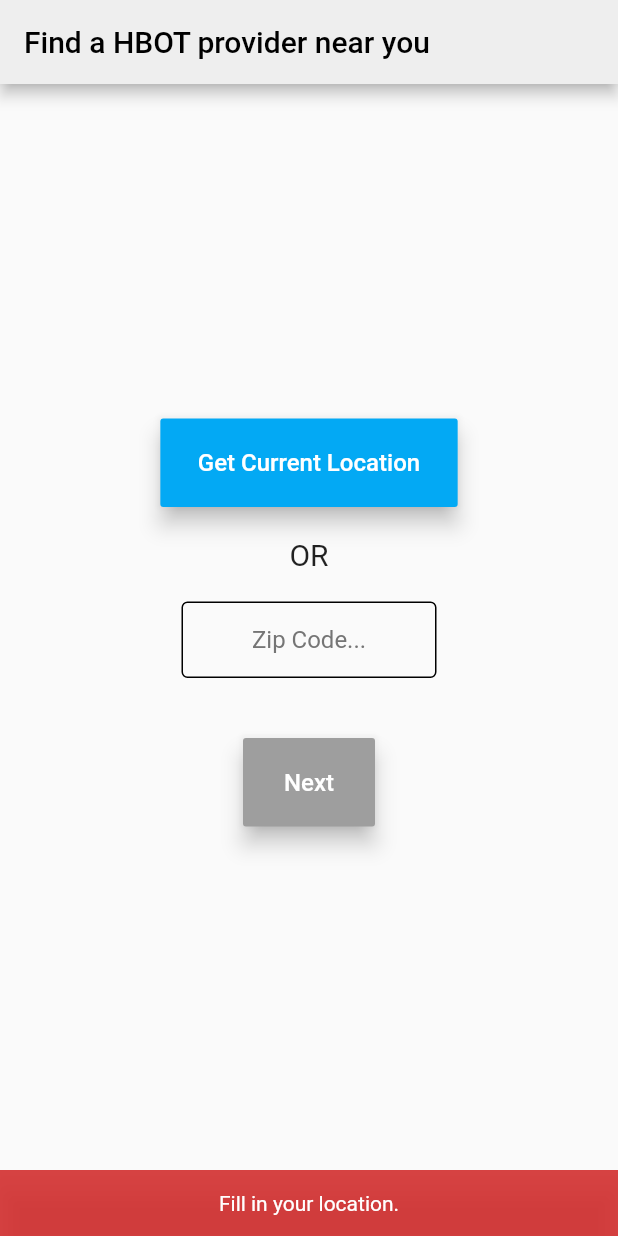
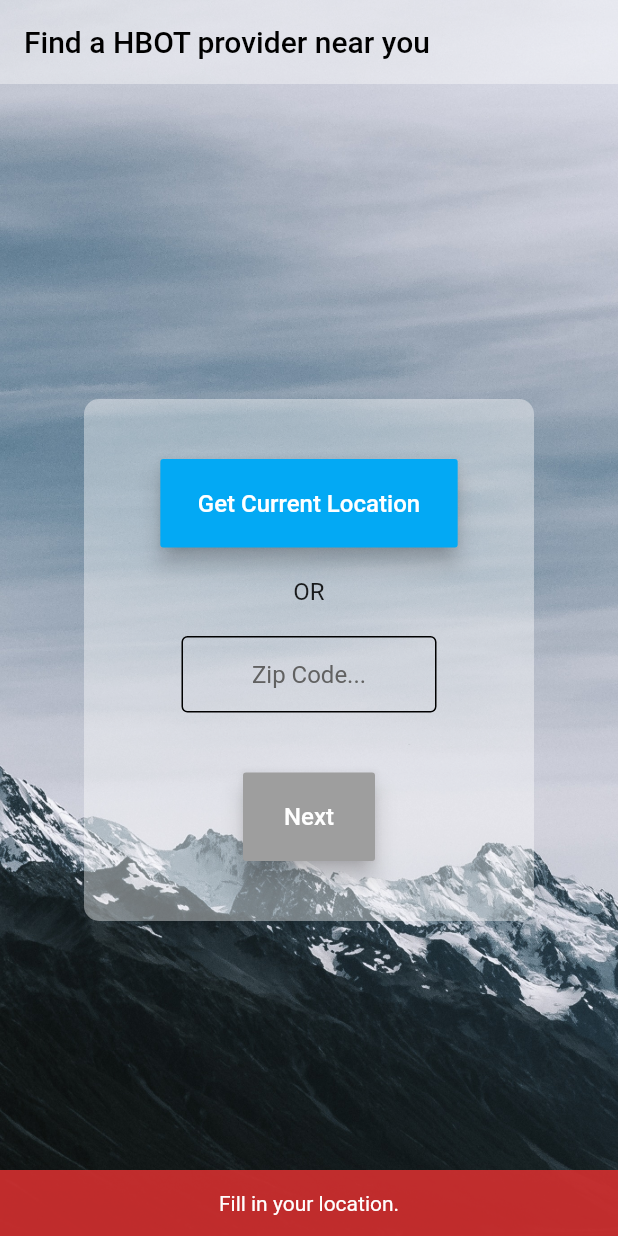
Before and after one commit to ColeG95/lead_gen_customer, a Flutter app: the screen it shows after launch, after a tap on "Next", on a phone screen of 412 x 824 dp. Run offline on Flutter 3.47's test engine with Material 2 defaults, Android fonts, the phone set to English and light mode, and no system bars; our stand-ins replace cloud_firestore, firebase_auth, firebase_core, flutter_dotenv, location; missing offline and left inert: dart:html, firebase_auth_platform_interface, platform_device_id; accounts and stored records are empty; generated files the repository leaves out were written again; network calls fail.

Commit message:
Pretty UI

```diff
--- a/lib/main.dart
+++ b/lib/main.dart
@@ -4,6 +4,7 @@ import 'package:flutter/services.dart';
 import 'package:lead_gen_customer/screens/contact_screen.dart';
 import 'package:lead_gen_customer/screens/location_screen.dart';
 import 'package:flutter_dotenv/flutter_dotenv.dart';
+import 'package:lead_gen_customer/screens/main_screen.dart';
 
 import 'firebase_options.dart';
 
@@ -24,7 +25,7 @@ class MyApp extends StatelessWidget {
   Widget build(BuildContext context) {
     return MaterialApp(
       title: 'Long Covid HBOT',
-      home: LocationScreen(),
+      home: MainScreen(),
       debugShowCheckedModeBanner: false,
     );
   }
--- a/lib/screens/location_screen.dart
+++ b/lib/screens/location_screen.dart
@@ -1,5 +1,6 @@
 import 'package:flutter/material.dart';
 import 'package:lead_gen_customer/constants.dart';
+import 'package:lead_gen_customer/responsive_widget.dart';
 import 'package:lead_gen_customer/screens/contact_screen.dart';
 import 'package:lead_gen_customer/widgets/basic_button.dart';
 import 'package:lead_gen_customer/widgets/theme_text_field.dart';
@@ -10,7 +11,12 @@ import 'package:cloud_firestore/cloud_firestore.dart';
 import 'package:platform_device_id/platform_device_id.dart';
 
 class LocationScreen extends StatefulWidget {
-  LocationScreen({Key? key}) : super(key: key);
+  final void Function(Widget) changeScreen;
+
+  LocationScreen({
+    Key? key,
+    required this.changeScreen,
+  }) : super(key: key);
 
   @override
   State<LocationScreen> createState() => _LocationScreenState();
@@ -106,12 +112,17 @@ class _LocationScreenState extends State<LocationScreen> {
           },
           'zipCode': zip,
           'deviceId': deviceId,
+          'dateAdded': DateTime.now(),
+          'condition': 'long covid',
+          'email': null,
+          'phone': null,
         });
-        Navigator.of(context).pushReplacement(
-          MaterialPageRoute(
-            builder: (_) => ContactScreen(leadRef: leadRef!),
-          ),
-        );
+        // Navigator.of(context).pushReplacement(
+        //   MaterialPageRoute(
+        //     builder: (_) => ContactScreen(leadRef: leadRef!),
+        //   ),
+        // );
+        widget.changeScreen(ContactScreen(leadRef: leadRef!));
       } catch (e) {
         ScaffoldMessenger.of(context).showSnackBar(
           SnackBar(
@@ -138,18 +149,19 @@ class _LocationScreenState extends State<LocationScreen> {
 
   @override
   Widget build(BuildContext context) {
-    return Scaffold(
-      appBar: AppBar(
-        backgroundColor: Colors.grey[200],
-        title: Text(
-          'Find a HBOT provider near you',
-          style: TextStyle(color: Colors.black),
+    return Center(
+      child: Container(
+        width: ResponsiveWidget.isSmallScreen(context) ? 300 : 400,
+        decoration: BoxDecoration(
+          borderRadius: BorderRadius.circular(10),
+          color: Colors.white.withOpacity(.4),
         ),
-      ),
-      body: Column(
+        child: Column(
+          mainAxisSize: MainAxisSize.min,
           mainAxisAlignment: MainAxisAlignment.center,
           crossAxisAlignment: CrossAxisAlignment.center,
           children: [
+            SizedBox(height: 40),
             SizedBox(width: double.infinity),
             BasicButton(
               onPressed: () {
@@ -164,7 +176,7 @@ class _LocationScreenState extends State<LocationScreen> {
             Text(
               'OR',
               style: TextStyle(
-              fontSize: 20,
+                fontSize: 16,
               ),
             ),
             SizedBox(height: 20),
@@ -192,8 +204,9 @@ class _LocationScreenState extends State<LocationScreen> {
                   ? Colors.lightBlue
                   : Colors.grey,
             ),
-          SizedBox(height: 50),
+            SizedBox(height: 40),
           ],
+        ),
       ),
     );
   }
--- /dev/null
+++ b/lib/screens/main_screen.dart
@@ -0,0 +1,57 @@
+import 'package:flutter/material.dart';
+import 'package:lead_gen_customer/screens/contact_screen.dart';
+import 'package:lead_gen_customer/screens/location_screen.dart';
+
+class MainScreen extends StatefulWidget {
+  const MainScreen({
+    Key? key,
+  }) : super(key: key);
+
+  @override
+  State<MainScreen> createState() => _MainScreenState();
+}
+
+class _MainScreenState extends State<MainScreen> {
+  late Widget screenWidget;
+
+  void changeScreen(Widget screen) {
+    setState(() {
+      screenWidget = screen;
+    });
+  }
+
+  @override
+  void initState() {
+    super.initState();
+    screenWidget = LocationScreen(changeScreen: changeScreen);
+  }
+
+  @override
+  Widget build(BuildContext context) {
+    return Stack(
+      children: [
+        Container(
+          width: double.infinity,
+          height: double.infinity,
+          child: Image.asset(
+            'assets/mountains.jpeg',
+            fit: BoxFit.cover,
+          ),
+        ),
+        Scaffold(
+          backgroundColor: Colors.transparent,
+          appBar: AppBar(
+            // backgroundColor: Colors.grey[200],
+            shadowColor: Colors.transparent,
+            backgroundColor: Colors.white.withOpacity(.4),
+            title: Text(
+              'Find a HBOT provider near you',
+              style: TextStyle(color: Colors.black),
+            ),
+          ),
+          body: screenWidget,
+        ),
+      ],
+    );
+  }
+}
--- a/lib/widgets/theme_text_field.dart
+++ b/lib/widgets/theme_text_field.dart
@@ -31,7 +31,7 @@ class ThemeTextField extends StatelessWidget {
         controller: controller,
         decoration: InputDecoration(
           hintText: hintText,
-          hintStyle: TextStyle(color: Colors.grey[600]),
+          hintStyle: TextStyle(color: Colors.grey[700]),
           enabledBorder: OutlineInputBorder(),
           errorBorder: OutlineInputBorder(
               borderSide: BorderSide(color: Theme.of(context).errorColor)),
```
Also changed, not shown: lib/screens/contact_screen.dart (+38 -59 lines), lib/screens/otp_screen.dart (deleted, +0 -24 lines), assets/mountains.jpeg (added). Lines whose indentation alone changed are shown as unchanged.
